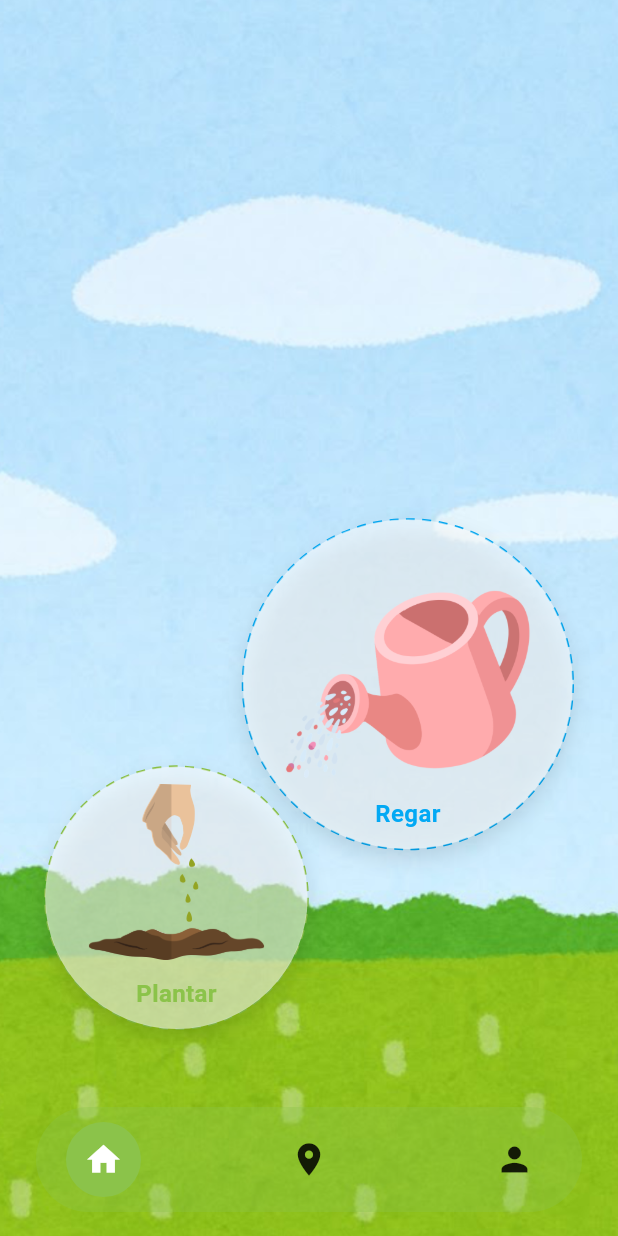
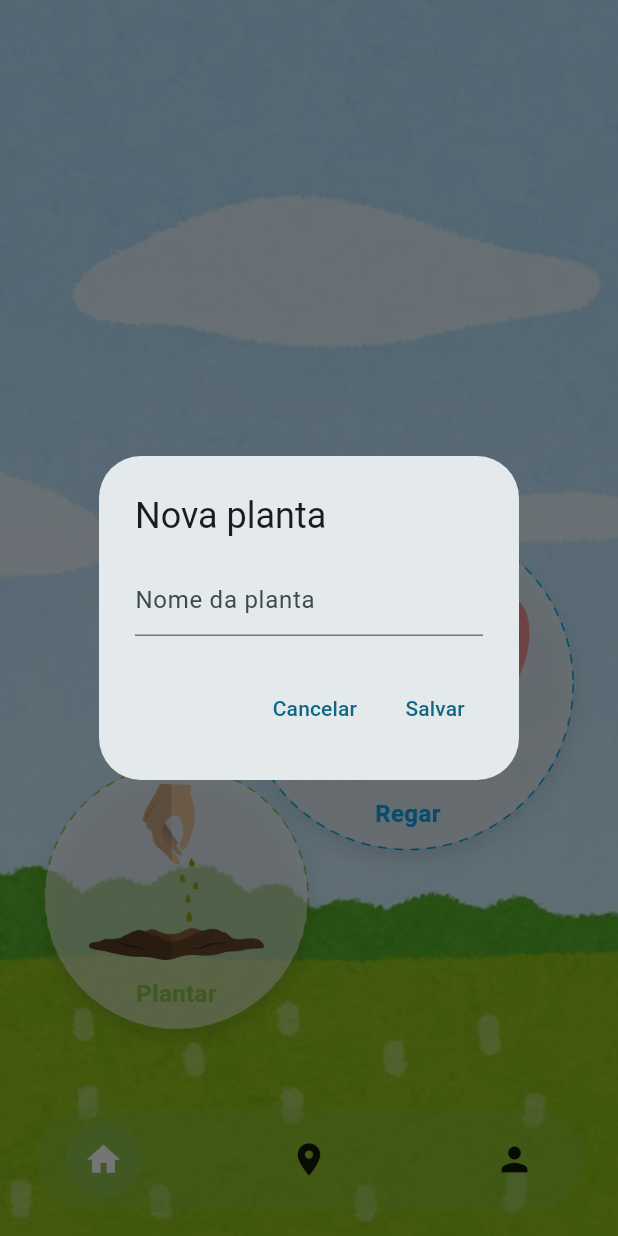
Before and after one commit to mirelasc23/ddm_projeto_final, a Flutter app: the Telas screen opened by its route, after a tap on "Plantar", on a phone screen of 412 x 824 dp. Run offline on Flutter 3.47's test engine with Material 3 defaults, Android fonts, the phone set to English and light mode, and no system bars; drawn by our look-alikes of dotted_border; our stand-ins replace dio, firebase_auth, firebase_core, geolocator, get_it, sqflite; accounts and stored records are empty; Roboto replaces fonts that are missing (ChildosArabic).

Commit message:
implementa botão Plantar

```diff
--- a/lib/view/tela_home.dart
+++ b/lib/view/tela_home.dart
@@ -1,4 +1,6 @@
+import 'package:ddm_projeto_final/model/planta.dart';
 import 'package:ddm_projeto_final/model/rega.dart';
+import 'package:ddm_projeto_final/provider/planta_provider.dart';
 import 'package:ddm_projeto_final/provider/rega_provider.dart';
 import 'package:flutter/material.dart';
 import 'package:ddm_projeto_final/widgets/botao_acao.dart';
@@ -53,8 +55,36 @@ class TelaHome extends StatelessWidget {
                 imagem: 'assets/images/plantar.png',
                 label: 'Plantar',
                 cor: Colors.lightGreen,
-                onTap: () {
-                  //implementar
+                onTap: () async {
+                  final controller = TextEditingController();
+                  final nome = await showDialog<String>(
+                    context: context,
+                    builder: (context) => AlertDialog(
+                      title: Text('Nova planta'),
+                      content: TextField(
+                        controller: controller,
+                        decoration: InputDecoration(hintText: 'Nome da planta'),
+                      ),
+                      actions: [
+                        TextButton(
+                          onPressed: () => Navigator.pop(context),
+                          child: Text('Cancelar'),
+                        ),
+                        TextButton(
+                          onPressed: () =>
+                              Navigator.pop(context, controller.text),
+                          child: Text('Salvar'),
+                        ),
+                      ],
+                    ),
+                  );
+                  if (nome != null && nome.isNotEmpty) {
+                    final provider = Provider.of<PlantaProvider>(
+                      context,
+                      listen: false,
+                    );
+                    await provider.adicionarPlanta(Planta(nome: nome, lat: 0.0, long: 0.0));
+                  }
                 },
               ),
             ),
```
